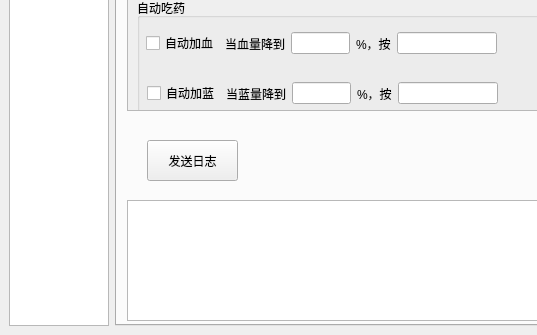
Qt form mainwindow.ui (kinvcode/BattleMush) before a commit; both pictures show x 0 to 537 and y 265 to 600 of the 800 by 600 pixel window.
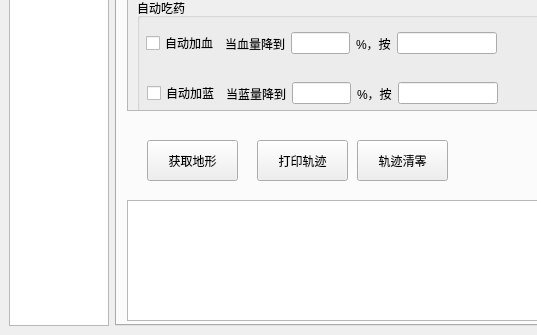
The same form after that commit. Custom widgets are drawn as their Qt base class.

```diff
--- a/mainwindow.ui
+++ b/mainwindow.ui
@@ -262,7 +262,33 @@
            </rect>
           </property>
           <property name="text">
-           <string>发送日志</string>
+           <string>获取地形</string>
+          </property>
+         </widget>
+         <widget class="QPushButton" name="pushButton_2">
+          <property name="geometry">
+           <rect>
+            <x>240</x>
+            <y>370</y>
+            <width>91</width>
+            <height>41</height>
+           </rect>
+          </property>
+          <property name="text">
+           <string>轨迹清零</string>
+          </property>
+         </widget>
+         <widget class="QPushButton" name="pushButton_3">
+          <property name="geometry">
+           <rect>
+            <x>140</x>
+            <y>370</y>
+            <width>91</width>
+            <height>41</height>
+           </rect>
+          </property>
+          <property name="text">
+           <string>打印轨迹</string>
           </property>
          </widget>
         </widget>
```
